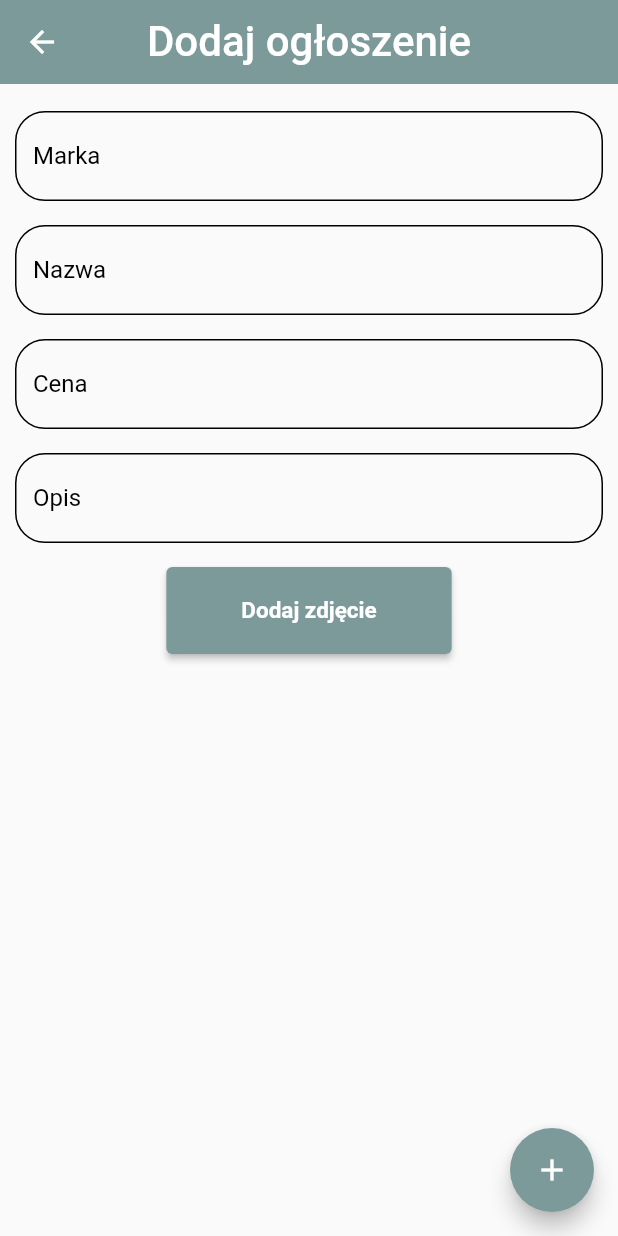
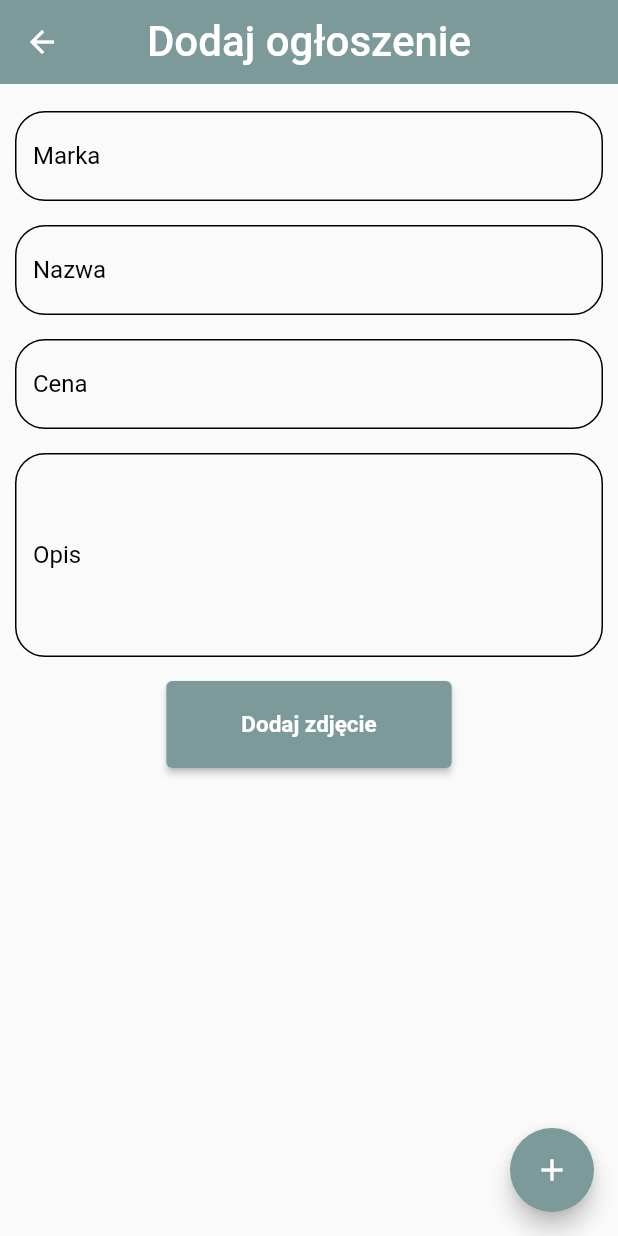
Before and after one commit to Zrazeo/Serwis_Rowerowy, a Flutter app: the AddPartsPage screen opened directly, on a phone screen of 412 x 824 dp. Run offline on Flutter 3.47's test engine with Material 2 defaults, Android fonts, the phone set to English and light mode, and no system bars; our stand-ins replace cloud_firestore, email_validator, firebase_auth, firebase_core, firebase_storage, flutter_keyboard_visibility and 4 more; missing offline and left inert: firebase_core_web; accounts and stored records are empty; network calls fail.

Commit message:
small changes

```diff
--- a/lib/pages/add_product_page/add_parts_page.dart
+++ b/lib/pages/add_product_page/add_parts_page.dart
@@ -51,10 +51,10 @@ class _AddPartsPageState extends State<AddPartsPage> {
             child: Column(
               crossAxisAlignment: CrossAxisAlignment.start,
               children: [
-                bikeTextField(context, brand, 'Marka'),
-                bikeTextField(context, name, 'Nazwa'),
-                bikeTextField(context, price, 'Cena'),
-                bikeTextField(context, description, 'Opis'),
+                partTextField(context, brand, 'Marka'),
+                partTextField(context, name, 'Nazwa'),
+                partTextField(context, price, 'Cena'),
+                partTextField(context, description, 'Opis', size: 5),
                 if (downloadURL != null)
                   Center(
                     child: Container(
@@ -142,11 +142,11 @@ class _AddPartsPageState extends State<AddPartsPage> {
     );
   }
 
-  Widget bikeTextField(
+  Widget partTextField(
       BuildContext context, TextEditingController controller, String name,
       {int size = 1}) {
     return Container(
-      height: 76,
+      height: size > 1 ? 76 * 2 : 76,
       padding: const EdgeInsets.symmetric(vertical: 8.0),
       child: TextFormField(
         keyboardType:
```
Also changed, not shown: lib/pages/bike_details_page/bike_details_page.dart (+5 -5 lines), lib/pages/comparison_page/comparison_page.dart (+4 -3 lines), lib/pages/parts_page/widget/parts_card.dart (+0 -7 lines).
